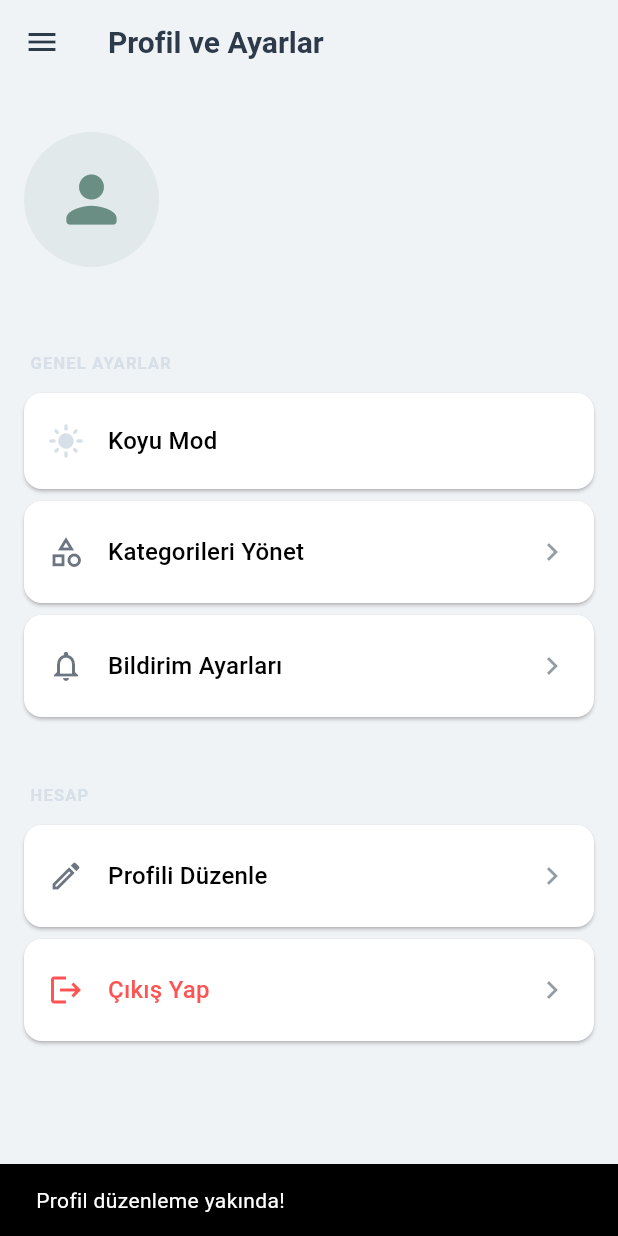
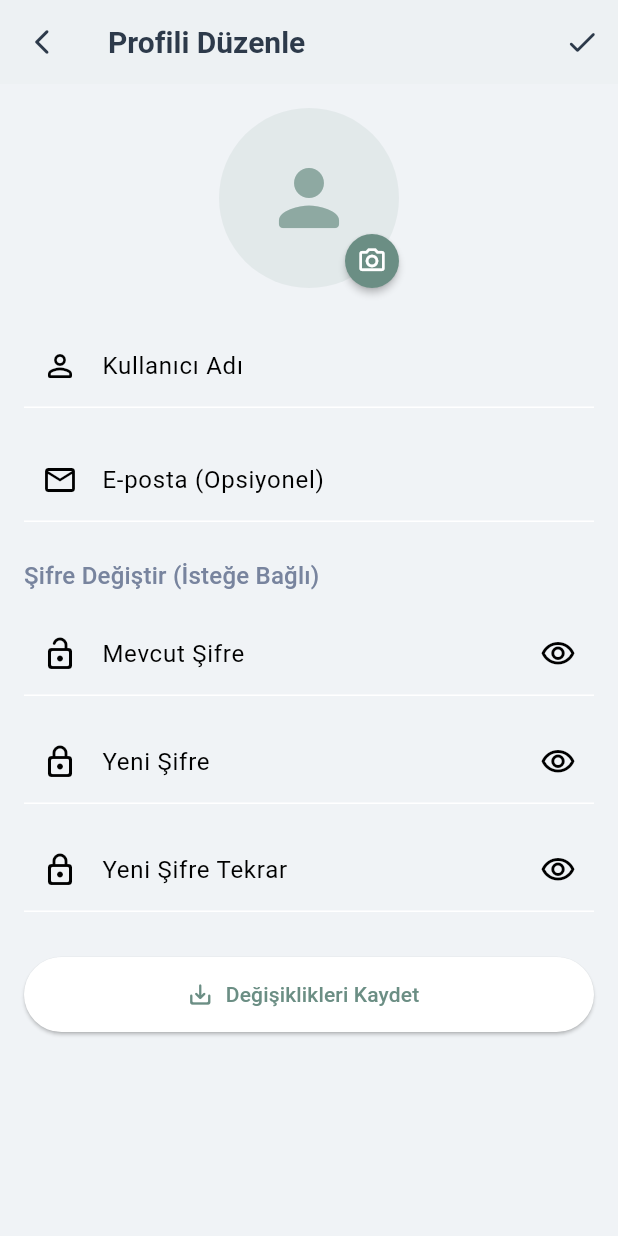
Before and after one commit to ozlem-dilek/planote, a Flutter app: the ProfilEkrani screen opened directly, after a tap on "Profili Düzenle", on a phone screen of 412 x 824 dp. Run offline on Flutter 3.47's test engine with Material 3 defaults, Android fonts, the phone set to English and light mode, and no system bars; our stand-ins replace device_info_plus, fl_chart, hive, hive_flutter, image_picker, permission_handler and 1 more; accounts and stored records are empty; Roboto replaces fonts that are missing (Poppins).

Commit message:
user model & auth provider

```diff
--- a/lib/models/user_model.dart
+++ b/lib/models/user_model.dart
@@ -21,6 +21,9 @@ class UserModel extends HiveObject {
   @HiveField(5)
   DateTime? createdAt;
 
+  @HiveField(6)
+  String? profileImagePath;
+
   UserModel({
     required this.userId,
     required this.username,
@@ -28,5 +31,6 @@ class UserModel extends HiveObject {
     required this.salt,
     this.email,
     this.createdAt,
+    this.profileImagePath,
   });
 }
--- a/lib/views/screens/calendar_screen.dart
+++ b/lib/views/screens/calendar_screen.dart
@@ -19,7 +19,7 @@ class CalendarScreen extends StatefulWidget {
 
 class _CalendarScreenState extends State<CalendarScreen> {
   int _selectedChipIndex = 1;
-  final List<String> _chipLabels = ["Planning", "Calendar", "Snow/Gorev"];
+  final List<String> _chipLabels = ["Planning", "Calendar"];
 
   String _getDayName(int weekday, {String locale = 'en'}) {
     if (locale == 'tr') {
--- /dev/null
+++ b/lib/views/screens/edit_profile_screen.dart
@@ -0,0 +1,324 @@
+import 'dart:io';
+import 'package:flutter/material.dart';
+import 'package:image_picker/image_picker.dart';
+import 'package:path_provider/path_provider.dart';
+import 'package:path/path.dart' as p;
+import 'package:permission_handler/permission_handler.dart';
+import 'package:provider/provider.dart';
+import '../../core/constants/app_colors.dart';
+import '../../models/user_model.dart';
+import '../../providers/auth_provider.dart';
+import 'package:device_info_plus/device_info_plus.dart';
+import 'package:planote/services/auth_service.dart';
+
+
+class EditProfileScreen extends StatefulWidget {
+  final UserModel currentUser;
+
+  const EditProfileScreen({super.key, required this.currentUser});
+
+  @override
+  State<EditProfileScreen> createState() => _EditProfileScreenState();
+}
+
+class _EditProfileScreenState extends State<EditProfileScreen> {
+  final _formKey = GlobalKey<FormState>();
+  late TextEditingController _usernameController;
+  late TextEditingController _emailController;
+  final _currentPasswordController = TextEditingController();
+  final _newPasswordController = TextEditingController();
+  final _confirmNewPasswordController = TextEditingController();
+
+  bool _isLoading = false;
+  bool _isCurrentPasswordVisible = false;
+  bool _isNewPasswordVisible = false;
+  bool _isConfirmNewPasswordVisible = false;
+
+  File? _selectedImageFile;
+  String? _currentProfileImagePath;
+
+  final ImagePicker _picker = ImagePicker();
+
+  @override
+  void initState() {
+    super.initState();
+    _usernameController = TextEditingController(text: widget.currentUser.username);
+    _emailController = TextEditingController(text: widget.currentUser.email ?? "");
+    _currentProfileImagePath = widget.currentUser.profileImagePath;
+  }
+
+  @override
+  void dispose() {
+    _usernameController.dispose();
+    _emailController.dispose();
+    _currentPasswordController.dispose();
+    _newPasswordController.dispose();
+    _confirmNewPasswordController.dispose();
+    super.dispose();
+  }
+
+  Future<void> _checkAndRequestPermission(Permission permission) async {
+    var status = await permission.status;
+    if (!status.isGranted) {
+      status = await permission.request();
+      if (!status.isGranted) {
+        if (mounted) {
+          ScaffoldMessenger.of(context).showSnackBar(
+            SnackBar(content: Text('${permission.toString()} izni verilmedi.')),
+          );
+        }
+      }
+    }
+  }
+
+  Future<void> _pickImage(ImageSource source) async {
+    if (source == ImageSource.camera) {
+      await _checkAndRequestPermission(Permission.camera);
+    } else {
+      if (Platform.isAndroid) {
+        DeviceInfoPlugin deviceInfo = DeviceInfoPlugin();
+        AndroidDeviceInfo androidInfo = await deviceInfo.androidInfo;
+        if (androidInfo.version.sdkInt >= 33) { // Android 13+
+          await _checkAndRequestPermission(Permission.photos);
+        } else {
+          await _checkAndRequestPermission(Permission.storage);
+        }
+      } else if (Platform.isIOS) {
+        await _checkAndRequestPermission(Permission.photos);
+      }
+    }
+
+    try {
+      final XFile? pickedFile = await _picker.pickImage(source: source, imageQuality: 70, maxWidth: 800);
+      if (pickedFile != null) {
+        setState(() {
+          _selectedImageFile = File(pickedFile.path);
+          _currentProfileImagePath = null;
+        });
+      }
+    } catch (e) {
+      if (mounted) {
+        ScaffoldMessenger.of(context).showSnackBar(
+          SnackBar(content: Text('Resim seçilirken hata oluştu: $e')),
+        );
+      }
+    }
+  }
+
+  void _showImageSourceActionSheet(BuildContext context) {
+    showModalBottomSheet(
+      context: context,
+      builder: (BuildContext bc) {
+        return SafeArea(
+          child: Wrap(
+            children: <Widget>[
+              ListTile(
+                  leading: const Icon(Icons.photo_library_outlined),
+                  title: const Text('Galeriden Seç'),
+                  onTap: () {
+                    Navigator.of(context).pop();
+                    _pickImage(ImageSource.gallery);
+                  }),
+              ListTile(
+                leading: const Icon(Icons.photo_camera_outlined),
+                title: const Text('Kamera ile Çek'),
+                onTap: () {
+                  Navigator.of(context).pop();
+                  _pickImage(ImageSource.camera);
+                },
+              ),
+              if (_selectedImageFile != null || _currentProfileImagePath != null)
+                ListTile(
+                  leading: Icon(Icons.delete_outline, color: AppColors.error.withOpacity(0.8)),
+                  title: Text('Fotoğrafı Kaldır', style: TextStyle(color: AppColors.error.withOpacity(0.8))),
+                  onTap: () {
+                    Navigator.of(context).pop();
+                    setState(() {
+                      _selectedImageFile = null;
+                      _currentProfileImagePath = null;
+                    });
+                  },
+                ),
+            ],
+          ),
+        );
+      },
+    );
+  }
+
+
+  Future<void> _saveProfileChanges() async {
+    if (_formKey.currentState!.validate()) {
+      setState(() { _isLoading = true; });
+
+      final authProvider = Provider.of<AuthProvider>(context, listen: false);
+      String? finalProfileImagePath = widget.currentUser.profileImagePath;
+
+      if (_selectedImageFile != null) {
+        try {
+          final Directory appDir = await getApplicationDocumentsDirectory();
+          final String fileName = p.basename(_selectedImageFile!.path);
+          final String savedImagePath = p.join(appDir.path, 'profile_pictures', fileName);
+
+          final profilePicDir = Directory(p.join(appDir.path, 'profile_pictures'));
+          if (!await profilePicDir.exists()) {
+            await profilePicDir.create(recursive: true);
+          }
+
+          await _selectedImageFile!.copy(savedImagePath);
+          finalProfileImagePath = savedImagePath;
+        } catch (e) {
+          if (mounted) {
+            ScaffoldMessenger.of(context).showSnackBar(
+              SnackBar(content: Text('Profil fotoğrafı kaydedilirken hata: $e')),
+            );
+          }
+          setState(() { _isLoading = false; });
+          return;
+        }
+      } else if (_currentProfileImagePath == null && widget.currentUser.profileImagePath != null) {
+        finalProfileImagePath = null;
+        // TODO: İsteğe bağlı: Cihazdan eski dosyayı silme mantığı
+      }
+
+
+      String? currentPassword = _currentPasswordController.text.isNotEmpty ? _currentPasswordController.text : null;
+      String? newPassword = _newPasswordController.text.isNotEmpty ? _newPasswordController.text : null;
+
+      bool success = await authProvider.updateUserProfile(
+        newUsername: _usernameController.text.trim(),
+        newEmail: _emailController.text.trim().isNotEmpty ? _emailController.text.trim() : null,
+        currentPassword: currentPassword,
+        newPassword: newPassword,
+        newProfileImagePath: finalProfileImagePath,
+      );
+
+      if (!mounted) return;
+      setState(() { _isLoading = false; });
+
+      if (success) {
+        ScaffoldMessenger.of(context).showSnackBar(
+          const SnackBar(content: Text('Profil başarıyla güncellendi!'), backgroundColor: Colors.green),
+        );
+        Navigator.pop(context);
+      } else {
+        ScaffoldMessenger.of(context).showSnackBar(
+          SnackBar(
+            content: Text(authProvider.error ?? 'Profil güncellenirken bir hata oluştu.'),
+            backgroundColor: AppColors.error,
+          ),
+        );
+      }
+    }
+  }
+
+  @override
+  Widget build(BuildContext context) {
+    Widget profileImageWidget;
+    if (_selectedImageFile != null) {
+      profileImageWidget = Image.file(_selectedImageFile!, fit: BoxFit.cover);
+    } else if (_currentProfileImagePath != null && _currentProfileImagePath!.isNotEmpty) {
+      profileImageWidget = Image.file(File(_currentProfileImagePath!), fit: BoxFit.cover);
+    } else {
+      profileImageWidget = Icon(Icons.person_rounded, size: 60, color: AppColors.primary.withOpacity(0.7));
+    }
+
+    return Scaffold(
+      backgroundColor: AppColors.screenBackground,
+      appBar: AppBar( /* ... AppBar aynı ... */
+        title: const Text('Profili Düzenle', style: TextStyle(color: AppColors.primaryText)),
+        backgroundColor: AppColors.screenBackground,
+        elevation: 0.5,
+        iconTheme: const IconThemeData(color: AppColors.primaryText),
+        leading: IconButton(icon: const Icon(Icons.arrow_back_ios_new_rounded, size: 20), onPressed: () => Navigator.pop(context)),
+        actions: [
+          _isLoading
+              ? const Padding(padding: EdgeInsets.all(16.0), child: SizedBox(width: 20, height: 20, child: CircularProgressIndicator(strokeWidth: 2)))
+              : IconButton(icon: const Icon(Icons.check_rounded), tooltip: 'Değişiklikleri Kaydet', onPressed: _saveProfileChanges),
+        ],
+      ),
+      body: Form(
+        key: _formKey,
+        child: ListView(
+          padding: const EdgeInsets.all(16.0),
+          children: <Widget>[
+            Center(
+              child: Stack(
+                alignment: Alignment.bottomRight,
+                children: [
+                  CircleAvatar(
+                    radius: 60,
+                    backgroundColor: AppColors.primary.withOpacity(0.1),
+                    child: ClipOval(
+                      child: SizedBox(
+                        width: 120,
+                        height: 120,
+                        child: profileImageWidget,
+                      ),
+                    ),
+                  ),
+                  Material(
+                    color: AppColors.primary,
+                    shape: const CircleBorder(),
+                    elevation: 2,
+                    child: InkWell(
+                      onTap: () => _showImageSourceActionSheet(context),
+                      customBorder: const CircleBorder(),
+                      child: const Padding(
+                        padding: EdgeInsets.all(8.0),
+                        child: Icon(Icons.camera_alt_outlined, color: AppColors.whiteText, size: 20),
+                      ),
+                    ),
+                  )
+                ],
+              ),
+            ),
+            const SizedBox(height: 24.0),
+            TextFormField(
+              controller: _usernameController,
+              decoration: const InputDecoration(labelText: 'Kullanıcı Adı', prefixIcon: Icon(Icons.person_outline_rounded)),
+              validator: (value) { if (value == null || value.trim().isEmpty) { return 'Lütfen kullanıcı adınızı girin.'; } if (value.trim().length < 3) { return 'Kullanıcı adı en az 3 karakter olmalıdır.'; } return null; },
+            ),
+            const SizedBox(height: 20.0),
+            TextFormField(
+              controller: _emailController,
+              keyboardType: TextInputType.emailAddress,
+              decoration: const InputDecoration(labelText: 'E-posta (Opsiyonel)', prefixIcon: Icon(Icons.email_outlined)),
+              validator: (value) { if (value != null && value.trim().isNotEmpty && !value.contains('@')) { return 'Lütfen geçerli bir e-posta adresi girin.'; } return null; },
+            ),
+            const SizedBox(height: 24.0),
+            Text("Şifre Değiştir (İsteğe Bağlı)", style: Theme.of(context).textTheme.titleMedium?.copyWith(color: AppColors.secondaryText)),
+            const SizedBox(height: 12.0),
+            TextFormField(
+              controller: _currentPasswordController,
+              obscureText: !_isCurrentPasswordVisible,
+              decoration: InputDecoration(labelText: 'Mevcut Şifre', prefixIcon: const Icon(Icons.lock_open_rounded), suffixIcon: IconButton(icon: Icon(_isCurrentPasswordVisible ? Icons.visibility_off_outlined : Icons.visibility_outlined), onPressed: () => setState(() => _isCurrentPasswordVisible = !_isCurrentPasswordVisible))),
+              validator: (value) { if (_newPasswordController.text.isNotEmpty && (value == null || value.isEmpty)) { return 'Yeni şifre için mevcut şifre gerekli.'; } return null; },
+            ),
+            const SizedBox(height: 16.0),
+            TextFormField(
+              controller: _newPasswordController,
+              obscureText: !_isNewPasswordVisible,
+              decoration: InputDecoration(labelText: 'Yeni Şifre', prefixIcon: const Icon(Icons.lock_outline_rounded), suffixIcon: IconButton(icon: Icon(_isNewPasswordVisible ? Icons.visibility_off_outlined : Icons.visibility_outlined), onPressed: () => setState(() => _isNewPasswordVisible = !_isNewPasswordVisible))),
+              validator: (value) { if (value != null && value.isNotEmpty && value.length < 6) { return 'Yeni şifre en az 6 karakter olmalıdır.'; } if (value != null && value.isNotEmpty && _currentPasswordController.text.isEmpty) { return 'Lütfen önce mevcut şifrenizi girin.'; } return null; },
+            ),
+            const SizedBox(height: 16.0),
+            TextFormField(
+              controller: _confirmNewPasswordController,
+              obscureText: !_isConfirmNewPasswordVisible,
+              decoration: InputDecoration(labelText: 'Yeni Şifre Tekrar', prefixIcon: const Icon(Icons.lock_outline_rounded), suffixIcon: IconButton(icon: Icon(_isConfirmNewPasswordVisible ? Icons.visibility_off_outlined : Icons.visibility_outlined), onPressed: () => setState(() => _isConfirmNewPasswordVisible = !_isConfirmNewPasswordVisible))),
+              validator: (value) { if (_newPasswordController.text.isNotEmpty && (value == null || value.isEmpty)) { return 'Lütfen yeni şifrenizi tekrar girin.'; } if (value != _newPasswordController.text) { return 'Yeni şifreler eşleşmiyor.'; } return null; },
+            ),
+            const SizedBox(height: 30.0),
+            ElevatedButton.icon(
+              icon: const Icon(Icons.save_alt_rounded),
+              label: const Text('Değişiklikleri Kaydet'),
+              onPressed: _isLoading ? null : _saveProfileChanges,
+              style: ElevatedButton.styleFrom(minimumSize: const Size(double.infinity, 50)),
+            ),
+          ],
+        ),
+      ),
+    );
+  }
+}
--- a/lib/views/screens/profile_screen.dart
+++ b/lib/views/screens/profile_screen.dart
@@ -1,3 +1,4 @@
+import 'dart:io'; // File için
 import 'package:flutter/material.dart';
 import 'package:provider/provider.dart';
 import '../../core/constants/app_colors.dart';
@@ -5,7 +6,7 @@ import '../../providers/theme_provider.dart';
 import '../../providers/auth_provider.dart';
 import '../../models/user_model.dart';
 import 'manage_categories_screen.dart';
-// import 'login_screen.dart'; // main.dart yönlendirme yapacak
+import 'edit_profile_screen.dart';
 
 class ProfilEkrani extends StatelessWidget {
   const ProfilEkrani({super.key});
@@ -18,6 +19,7 @@ class ProfilEkrani extends StatelessWidget {
 
     final String userName = currentUser?.username ?? "Kullanıcı";
     final String userEmail = currentUser?.email ?? "Email bilgisi yok";
+    final String? profileImagePath = currentUser?.profileImagePath;
 
     return Scaffold(
       backgroundColor: Theme.of(context).scaffoldBackgroundColor,
@@ -44,7 +46,7 @@ class ProfilEkrani extends StatelessWidget {
       body: ListView(
         padding: const EdgeInsets.all(16.0),
         children: <Widget>[
-          _buildProfileHeader(context, userName, userEmail),
+          _buildProfileHeader(context, userName, userEmail, profileImagePath),
           const SizedBox(height: 24),
           _buildSectionTitle(context, "Genel Ayarlar"),
           Card(
@@ -92,9 +94,16 @@ class ProfilEkrani extends StatelessWidget {
             icon: Icons.edit_outlined,
             title: "Profili Düzenle",
             onTap: () {
-              ScaffoldMessenger.of(context).showSnackBar(
-                  const SnackBar(content: Text("Profil düzenleme yakında!"))
-              );
+              if (currentUser != null) {
+                Navigator.push(
+                  context,
+                  MaterialPageRoute(builder: (context) => EditProfileScreen(currentUser: currentUser)),
+                );
+              } else {
+                ScaffoldMessenger.of(context).showSnackBar(
+                    const SnackBar(content: Text("Önce giriş yapmalısınız!"))
+                );
+              }
             },
           ),
           _buildProfileOptionTile(
@@ -112,7 +121,18 @@ class ProfilEkrani extends StatelessWidget {
     );
   }
 
-  Widget _buildProfileHeader(BuildContext context, String name, String email) {
+  Widget _buildProfileHeader(BuildContext context, String name, String email, String? imagePath) {
+    Widget imageWidget;
+    if (imagePath != null && imagePath.isNotEmpty) {
+      imageWidget = Image.file(File(imagePath), fit: BoxFit.cover, width: 90, height: 90);
+    } else {
+      imageWidget = Icon(
+        Icons.person_rounded,
+        size: 50,
+        color: Theme.of(context).colorScheme.primary,
+      );
+    }
+
     return Padding(
       padding: const EdgeInsets.symmetric(vertical: 16.0),
       child: Row(
@@ -120,11 +140,7 @@ class ProfilEkrani extends StatelessWidget {
           CircleAvatar(
             radius: 45,
             backgroundColor: Theme.of(context).colorScheme.primary.withOpacity(0.1),
-            child: Icon(
-              Icons.person_rounded,
-              size: 50,
-              color: Theme.of(context).colorScheme.primary,
-            ),
+            child: ClipOval(child: imageWidget),
           ),
           const SizedBox(width: 20),
           Expanded(
@@ -153,20 +169,13 @@ class ProfilEkrani extends StatelessWidget {
   }
 
   Widget _buildSectionTitle(BuildContext context, String title) {
-    return Padding(
+    return Padding( /* ... aynı ... */
       padding: const EdgeInsets.only(top:16.0, bottom: 8.0, left: 4.0),
-      child: Text(
-        title.toUpperCase(),
-        style: Theme.of(context).textTheme.labelSmall?.copyWith(
-          color: Theme.of(context).colorScheme.secondary,
-          fontWeight: FontWeight.bold,
-          letterSpacing: 0.8,
-        ),
-      ),
+      child: Text(title.toUpperCase(), style: Theme.of(context).textTheme.labelSmall?.copyWith(color: Theme.of(context).colorScheme.secondary, fontWeight: FontWeight.bold, letterSpacing: 0.8)),
     );
   }
 
-  Widget _buildProfileOptionTile({
+  Widget _buildProfileOptionTile({ /* ... aynı ... */
     required BuildContext context,
     required IconData icon,
     required String title,
--- a/pubspec.yaml
+++ b/pubspec.yaml
@@ -59,6 +59,9 @@ dev_dependencies:
   build_runner:
   shared_preferences:
   crypto:
+  image_picker:
+  permission_handler:
+  device_info_plus:
 
 
 # For information on the generic Dart part of this file, see the
```
Also changed, not shown: lib/main.dart (+29 -0 lines), lib/providers/auth_provider.dart (+43 -3 lines), lib/services/auth_service.dart (+69 -4 lines), lib/views/common_widgets/my_common_drawer.dart (+80 -21 lines), lib/models/user_model.g.dart, pubspec.lock, 7 other files.
